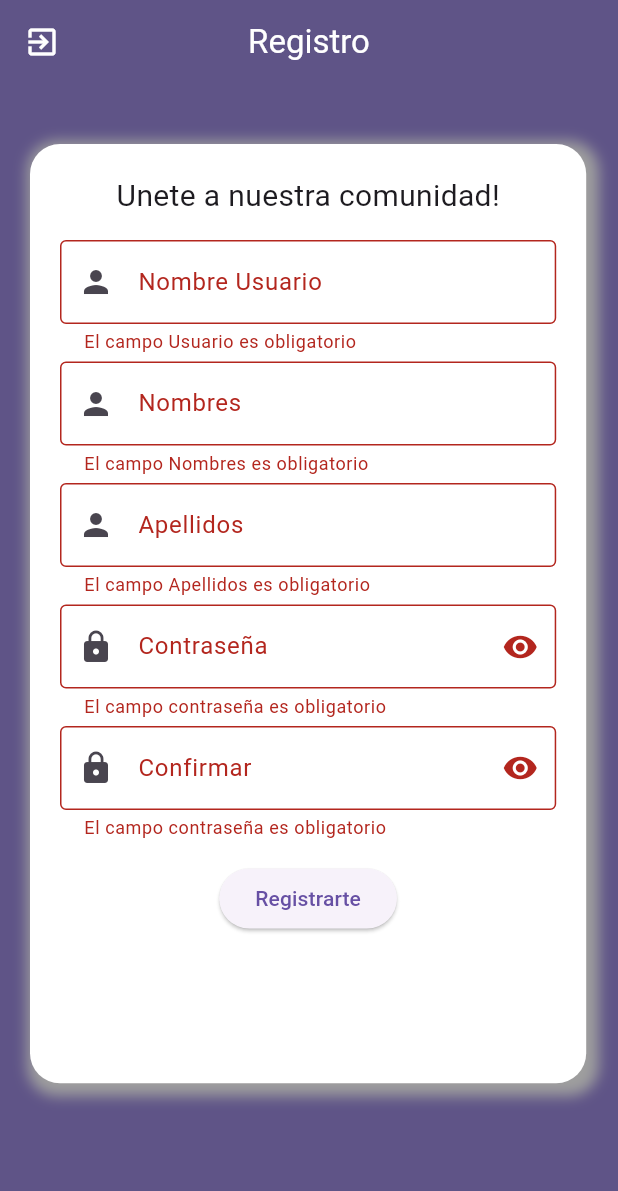
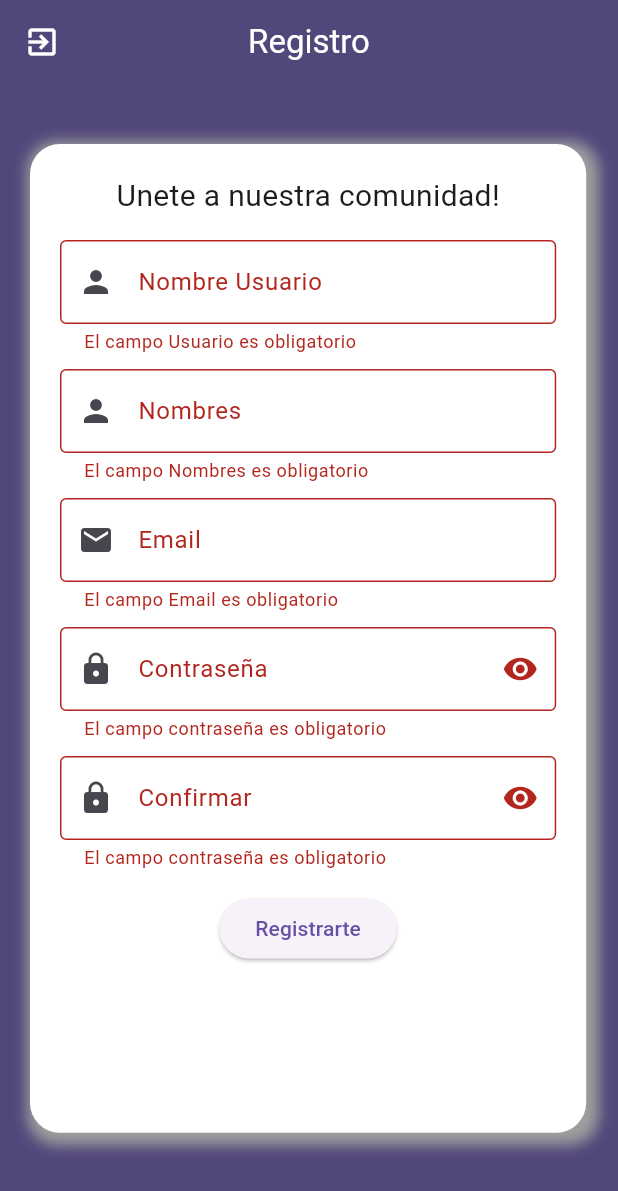
Before and after one commit to WilmerH1506/LiftApp, a Flutter app: the screen it shows after launch, after a tap on "Iniciar sesión", after a tap on "Registrate", after a tap on "Registrarte", on a phone screen of 412 x 824 dp. Shown: the top 1191 px of the screen. Run offline on Flutter 3.47's test engine with Material 3 defaults, Android fonts, the phone set to English and light mode, and no system bars; our stand-ins replace cloud_firestore, firebase_core; accounts and stored records are empty.

Commit message:
Conexion a firestore y validaciones de usuarios

```diff
--- a/lift_app/lib/Pantallas/login.dart
+++ b/lift_app/lib/Pantallas/login.dart
@@ -1,12 +1,15 @@
 import 'package:flutter/material.dart';
 import 'package:lift_app/Routes/my_routes.dart';
+import 'package:cloud_firestore/cloud_firestore.dart';
 
+// ignore: must_be_immutable
 class Login extends StatelessWidget {
   Login({Key? key}) : super(key: key);
 
   final TextEditingController usuarioController = TextEditingController();
   final TextEditingController passwordController = TextEditingController();
   final GlobalKey<FormState> formKey = GlobalKey<FormState>();
+  FirebaseFirestore bds = FirebaseFirestore.instance;
 
   @override
   Widget build(BuildContext context) {
@@ -20,7 +23,7 @@ class Login extends StatelessWidget {
         centerTitle: true,
         backgroundColor: const Color.fromARGB(255, 82, 71, 123),
       ),
-      body: SingleChildScrollView( // Solución al desbordamiento
+      body: SingleChildScrollView(
         child: Center(
           child: Container(
             width: MediaQuery.of(context).size.width * 0.75,
@@ -90,19 +93,25 @@ class Login extends StatelessWidget {
                               ],
                             ),
                             ElevatedButton(
-                              onPressed: () {
-                                final email = usuarioController.text;
-                                final password = passwordController.text;
+                              onPressed: () async {
+                                final usuario = usuarioController.text.trim();
+                                final password = passwordController.text.trim();
 
-                                if (formKey.currentState!.validate()) {
-                                  if ((email == 'wyhernandezr@unah.hn' && password == '20222001369') ||
-                                      (email == 'cdmontoyaa@unah.hn' && password == '20222001250')) {
-                                    // Hacer algo si las credenciales son correctas
-                                  } else {
-                                    ScaffoldMessenger.of(context).showSnackBar(
-                                      const SnackBar(content: Text('El email o la contraseña son incorrectos')),
-                                    );
-                                  }
+                                if (formKey.currentState!.validate())
+                                {
+                                   final queryUser = await bds.collection('Usuarios').where('usuario', isEqualTo: usuario).get();
+                                   final queryPass = await bds.collection('Usuarios').where('password', isEqualTo: password).get();
+
+                                   if (queryUser.docs.isNotEmpty && queryPass.docs.isNotEmpty)
+                                   {
+                                       Navigator.pushReplacementNamed(context, MyRoutes.inicio.name);
+                                   }
+                                   else
+                                   {
+                                      ScaffoldMessenger.of(context).showSnackBar(
+                                            const SnackBar(content: Text('Las credenciales ingresadas son incorrectas'))
+                                      );
+                                   }
                                 }
                               },
                               child: const Text('Iniciar sesión'),
--- a/lift_app/lib/Pantallas/registro.dart
+++ b/lift_app/lib/Pantallas/registro.dart
@@ -1,20 +1,24 @@
 import 'package:flutter/material.dart';
 import 'package:lift_app/Routes/my_routes.dart';
+import 'package:cloud_firestore/cloud_firestore.dart';
 
+// ignore: must_be_immutable
 class Registro extends StatelessWidget {
   Registro({Key? key}) : super(key: key);
 
-  final TextEditingController usuarioController = TextEditingController();
-  final TextEditingController nombreController = TextEditingController();
-  final TextEditingController apellidoController = TextEditingController();
-  final TextEditingController passwordController = TextEditingController();
-  final TextEditingController confirmPasswordController = TextEditingController();
+  final usuarioController = TextEditingController();
+  final nombreController = TextEditingController();
+  final apellidoController = TextEditingController();
+  final passwordController = TextEditingController();
+  final confirmPasswordController = TextEditingController();
+  final emailController = TextEditingController();
   final GlobalKey<FormState> formKey = GlobalKey<FormState>();
+  FirebaseFirestore bds = FirebaseFirestore.instance;
 
   @override
   Widget build(BuildContext context) {
     return Scaffold(
-      backgroundColor: const Color.fromARGB(255, 95, 84, 135),
+      backgroundColor: const Color.fromARGB(255, 82, 71, 123),
       appBar: AppBar(
         title: const Text(
           'Registro',
@@ -28,12 +32,12 @@ class Registro extends StatelessWidget {
           icon: const Icon(Icons.exit_to_app),
         ),
         centerTitle: true,
-        backgroundColor: const Color.fromARGB(255, 95, 84, 135),
+        backgroundColor: const Color.fromARGB(255, 82, 71, 123),
       ),
       body: SingleChildScrollView(
         child: Container(
           width: MediaQuery.of(context).size.width * 0.90,
-          height: MediaQuery.of(context).size.height * 0.76,
+          height: MediaQuery.of(context).size.height * 0.80,
           margin: const EdgeInsets.only(left: 20, top: 40),
           decoration: BoxDecoration(
             color: Colors.white,
@@ -75,7 +79,7 @@ class Registro extends StatelessWidget {
                             prefixIcon: const Icon(Icons.person),
                             bordes: const OutlineInputBorder(),
                           ),
-                          const SizedBox(height: 5,),
+                          const SizedBox(height: 10,),
                           CustomInput(
                             controller: nombreController,
                             validator: (value) {
@@ -89,21 +93,26 @@ class Registro extends StatelessWidget {
                             prefixIcon: const Icon(Icons.person),
                             bordes: const OutlineInputBorder(),
                           ),
-                          const SizedBox(height: 5,),
+                          const SizedBox(height: 10,),
                           CustomInput(
-                            controller: apellidoController,
+                            controller: emailController,
                             validator: (value) {
-                              if (value!.isEmpty) {
-                                return 'El campo Apellidos es obligatorio';
+                              if (value!.isEmpty)
+                              {
+                                return 'El campo Email es obligatorio';
                               }
+                             if (!value.contains('@') || !value.contains('.'))
+                            {
+                              return 'El formato del correo electrónico es incorrecto';
+                            }
                               return null;
                             },
                             obscureText: false,
-                            labelText: 'Apellidos',
-                            prefixIcon: const Icon(Icons.person),
+                            labelText: 'Email',
+                            prefixIcon: const Icon(Icons.email),
                             bordes: const OutlineInputBorder(),
                           ),
-                          const SizedBox(height: 5,),
+                          const SizedBox(height: 10),
                           CustomInput(
                             controller: passwordController,
                             validator: (value) {
@@ -118,11 +127,12 @@ class Registro extends StatelessWidget {
                             suffixIcon: const Icon(Icons.visibility),
                             bordes: const OutlineInputBorder(),
                           ),
-                          const SizedBox(height: 5,),
+                          const SizedBox(height: 10),
                           CustomInput(
                             controller: confirmPasswordController,
                             validator: (value) {
-                              if (value!.isEmpty) {
+                              if (value!.isEmpty)
+                              {
                                 return 'El campo contraseña es obligatorio';
                               }
                               return null;
@@ -135,18 +145,53 @@ class Registro extends StatelessWidget {
                           ),
                           const SizedBox(height: 15),
                           ElevatedButton(
-                            onPressed: () {
-                              final email = usuarioController.text;
-                              final password = passwordController.text;
+                            onPressed: () async {
+                              final usuario = usuarioController.text.trim();
+                              final password = passwordController.text.trim();
+                              final comparar = confirmPasswordController.text.trim();
+                              final nombre = nombreController.text.trim();
+                              final email = emailController.text.trim();
 
-                              if (formKey.currentState!.validate()) {
-                                if ((email == 'wyhernandezr@unah.hn' && password == '20222001369') ||
-                                    (email == 'cdmontoyaa@unah.hn' && password == '20222001250')) {
-                                  // Hacer algo si las credenciales son correctas
-                                } else {
-                                  ScaffoldMessenger.of(context).showSnackBar(
-                                    const SnackBar(content: Text('El Usuario o la contraseña son incorrectos')),
-                                  );
+
+                              if (formKey.currentState!.validate())
+                              {
+
+                                if (comparar == password)
+                                {
+                                       final query = await bds.collection('Usuarios').where('usuario', isEqualTo: usuario)
+                                       .get();
+
+                                       if (query.docs.isNotEmpty)
+                                       {
+                                            ScaffoldMessenger.of(context).showSnackBar(
+                                            const SnackBar(content: Text('El nombre de usuario ya está en uso')),
+                                             );
+                                       }
+                                      else
+                                      {
+                                               final data =
+                                              {
+                                                  'usuario': usuario,
+                                                  'nombre': nombre,
+                                                  'correo': email,
+                                                  'password': password
+                                              };
+                                      await bds.collection('Usuarios').add(data);
+                                    ScaffoldMessenger.of(context).showSnackBar(
+                                             const SnackBar(content:Text('Usuario Registrado'))
+                                       );
+                                       usuarioController.clear();
+                                       passwordController.clear();
+                                       confirmPasswordController.clear();
+                                       emailController.clear();
+                                       nombreController.clear();
+                                      }
+                                }
+                                else
+                                {
+                                   ScaffoldMessenger.of(context).showSnackBar(
+                                             const SnackBar(content:Text('Las contraseñas no coinciden'))
+                                       );
                                 }
                               }
                             },
--- a/lift_app/lib/Routes/router.dart
+++ b/lift_app/lib/Routes/router.dart
@@ -2,9 +2,11 @@ import 'package:flutter/material.dart';
 import 'package:lift_app/Pantallas/registro.dart';
 import 'my_routes.dart';
 import 'package:lift_app/Pantallas/login.dart';
+import 'package:lift_app/Pantallas/inicio.dart';
 
 
 final Map<String, Widget Function(BuildContext)> routes = {
   MyRoutes.login.name: (context) => Login(),
-  MyRoutes.registro.name: (context) => Registro()
+  MyRoutes.registro.name: (context) => Registro(),
+  MyRoutes.inicio.name: (context) => const Inicio(),
 };
--- a/lift_app/lib/main.dart
+++ b/lift_app/lib/main.dart
@@ -5,10 +5,9 @@ import 'Routes/router.dart';
 import 'Routes/my_routes.dart';
 
 void main() async{
+   WidgetsFlutterBinding.ensureInitialized();
+  await Firebase.initializeApp();
   runApp(const MyApp());
-  await Firebase.initializeApp(
-    options: DefaultFirebaseOptions.currentPlatform,
-);
 }
 
 class MyApp extends StatelessWidget {
--- a/lift_app/pubspec.yaml
+++ b/lift_app/pubspec.yaml
@@ -36,6 +36,7 @@ dependencies:
   # Use with the CupertinoIcons class for iOS style icons.
   cupertino_icons: ^1.0.6
   firebase_core: 2.27.0
+  cloud_firestore: ^4.15.8
 
 dev_dependencies:
   flutter_test:
```
Also changed, not shown: lift_app/lib/Pantallas/inicio.dart (+68 -0 lines), lift_app/pubspec.lock, 4 other files.
